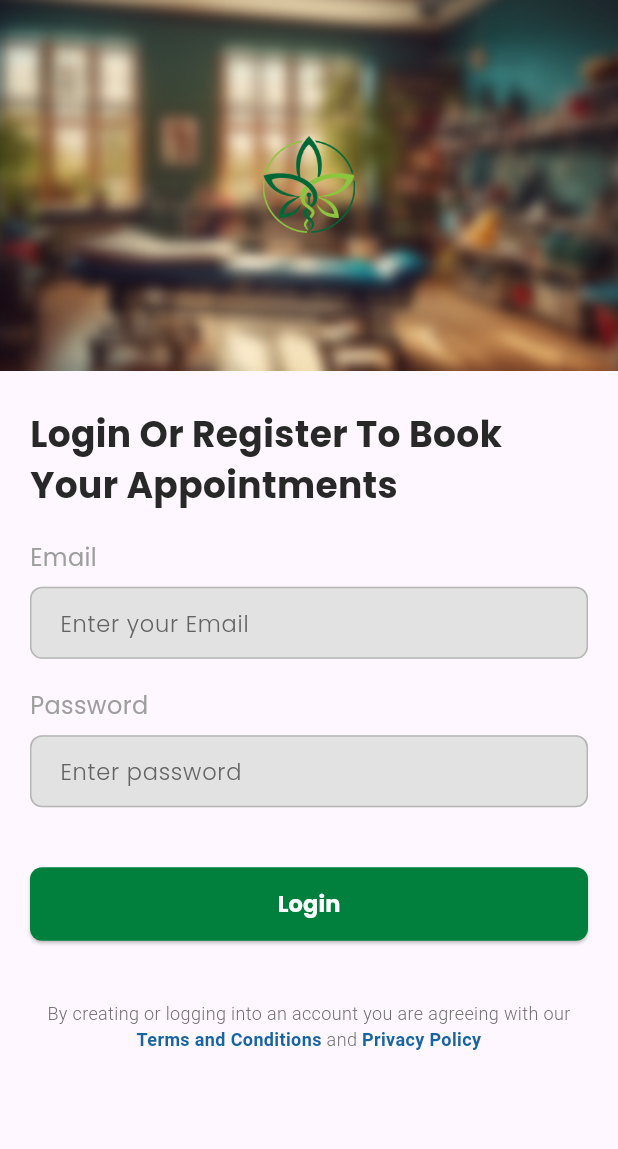
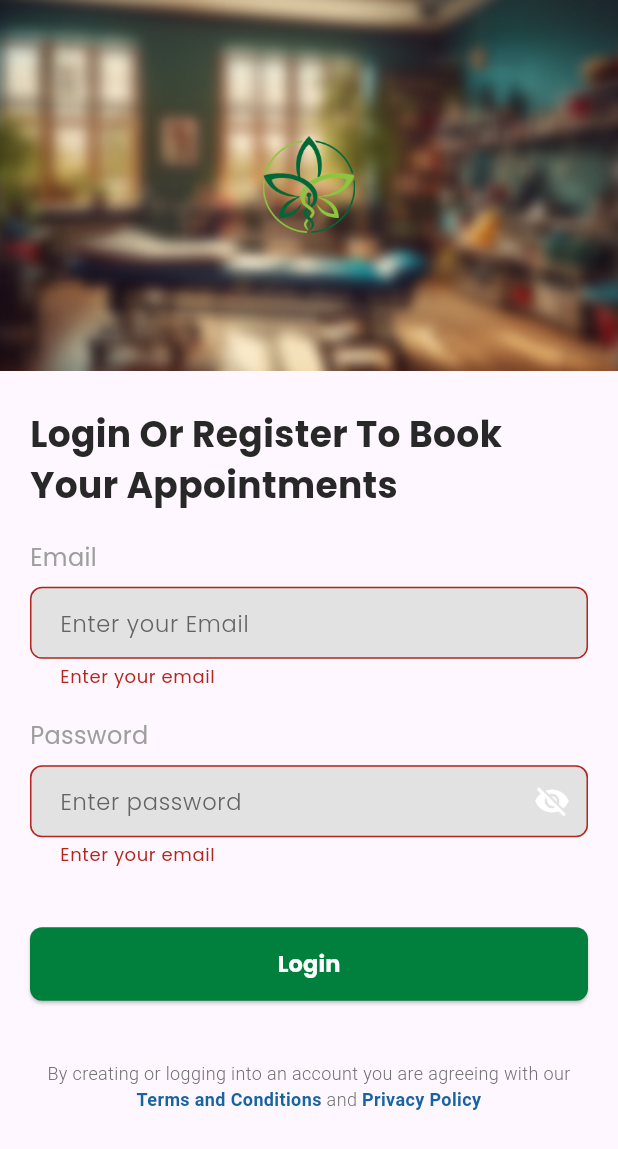
Before and after one commit to haadiyaa/noviindus_test, a Flutter app: the LoginPage screen opened directly, after a tap on "Login", on a phone screen of 412 x 824 dp. Shown: the top 1149 px of the screen. Run offline on Flutter 3.47's test engine with Material 3 defaults, Android fonts, the light colour scheme and no system bars; our stand-ins replace another_flutter_splash_screen.

Commit message:
login completed

```diff
--- a/lib/presentation/authentication/view/loginpage.dart
+++ b/lib/presentation/authentication/view/loginpage.dart
@@ -5,9 +5,15 @@ import 'package:noviindus_test/core/mytextstyles.dart';
 import 'package:noviindus_test/presentation/authentication/widgets/customtextfield.dart';
 import 'package:noviindus_test/presentation/authentication/widgets/footertext.dart';
 import 'package:noviindus_test/presentation/authentication/widgets/loginheadimagewidget.dart';
+import 'package:noviindus_test/presentation/homepage/view/homepage.dart';
+import 'package:noviindus_test/providers/authprovider.dart';
+import 'package:provider/provider.dart';
 
 class LoginPage extends StatelessWidget {
-  const LoginPage({super.key});
+  LoginPage({super.key});
+  final TextEditingController nameController = TextEditingController();
+  final TextEditingController passController = TextEditingController();
+  final _key = GlobalKey<FormState>();
 
   @override
   Widget build(BuildContext context) {
@@ -23,6 +29,8 @@ class LoginPage extends StatelessWidget {
               Padding(
                 padding:
                     const EdgeInsets.symmetric(horizontal: 20, vertical: 25),
+                child: Form(
+                  key: _key,
                   child: Column(
                     crossAxisAlignment: CrossAxisAlignment.start,
                     children: [
@@ -36,21 +44,68 @@ class LoginPage extends StatelessWidget {
                         style: MyTextStyles.inputPlaceholderStyle,
                       ),
                       const SizedBox(height: 8),
-                    const CustomTextField(hintText: 'Enter your Email'),
+                      CustomTextField(
+                        obscureText: false,
+                        validator: (p0) {
+                          if (p0 == null || p0.isEmpty) {
+                            return 'Enter your email';
+                          }
+                          return null;
+                        },
+                        hintText: 'Enter your Email',
+                        controller: nameController,
+                      ),
                       Constants.height20,
                       const Text(
                         'Password',
                         style: MyTextStyles.inputPlaceholderStyle,
                       ),
                       const SizedBox(height: 8),
-                    const CustomTextField(
+                      CustomTextField(
+                        obscureText: true,
+                        validator: (p0) {
+                          if (p0 == null || p0.isEmpty) {
+                            return 'Enter your email';
+                          }
+                          return null;
+                        },
                         hintText: 'Enter password',
+                        controller: passController,
                       ),
                       Constants.height40,
                       SizedBox(
                         width: double.infinity,
                         child: ElevatedButton(
-                        onPressed: () {},
+                          onPressed: () {
+                            if (_key.currentState!.validate()) {
+                              final authProvider = Provider.of<AuthProvider>(
+                                  context,
+                                  listen: false);
+                              authProvider
+                                  .loginUser(
+                                username: nameController.text.trim(),
+                                password: passController.text.trim(),
+                              )
+                                  .then(
+                                (value) {
+                                  if (authProvider.msg ==
+                                      'Logged in successfully') {
+                                    ScaffoldMessenger.of(context).showSnackBar(
+                                        SnackBar(
+                                            content: Text(authProvider.msg)));
+                                    Navigator.pushReplacement(
+                                        context,
+                                        MaterialPageRoute(
+                                            builder: (_) => const HomePage()));
+                                  } else {
+                                    ScaffoldMessenger.of(context).showSnackBar(
+                                        SnackBar(
+                                            content: Text(authProvider.msg)));
+                                  }
+                                },
+                              );
+                            }
+                          },
                           style: ElevatedButton.styleFrom(
                             backgroundColor: AppColors.green,
                             padding: const EdgeInsets.symmetric(vertical: 14),
@@ -69,6 +124,7 @@ class LoginPage extends StatelessWidget {
                     ],
                   ),
                 ),
+              ),
             ],
           ),
         ),
--- a/lib/presentation/authentication/widgets/customtextfield.dart
+++ b/lib/presentation/authentication/widgets/customtextfield.dart
@@ -1,20 +1,48 @@
-
 import 'package:flutter/material.dart';
 import 'package:noviindus_test/core/appcolors.dart';
 import 'package:noviindus_test/core/mytextstyles.dart';
+import 'package:noviindus_test/providers/functionsprovider.dart';
+import 'package:provider/provider.dart';
 
 class CustomTextField extends StatelessWidget {
   const CustomTextField({
     super.key,
     required this.hintText,
+    required this.controller,
+    required this.validator,
+    this.keyboardType,
+    required this.obscureText,
   });
   final String hintText;
+  final String? Function(String?)? validator;
+  final TextEditingController controller;
+  final TextInputType? keyboardType;
+  final bool obscureText;
 
   @override
   Widget build(BuildContext context) {
-    return TextFormField(
-      obscureText: true, // For password input
+    return Consumer<FunctionsProvider>(
+      builder: (context, functionsProvider, child) => TextFormField(
+        autovalidateMode: AutovalidateMode.onUserInteraction,
+        controller: controller,
+        keyboardType: keyboardType,
+        obscureText: obscureText && !functionsProvider.isPasswordvisible,
+        textInputAction: TextInputAction.next,
+        validator: validator,
         decoration: InputDecoration(
+          suffixIcon: obscureText
+              ? IconButton(
+                  onPressed: () {
+                    functionsProvider.togglePassword();
+                  },
+                  icon: Icon(
+                    functionsProvider.isPasswordvisible
+                        ? Icons.visibility
+                        : Icons.visibility_off,
+                    color: AppColors.white,
+                  ),
+                )
+              : null,
           filled: true,
           fillColor: AppColors.lightgrey,
           hintText: hintText,
@@ -38,6 +66,7 @@ class CustomTextField extends StatelessWidget {
           contentPadding:
               const EdgeInsets.symmetric(vertical: 12, horizontal: 16),
         ),
+      ),
     );
   }
 }
--- a/lib/presentation/splash/view/splashscreen.dart
+++ b/lib/presentation/splash/view/splashscreen.dart
@@ -25,7 +25,7 @@ class SplashScreen extends StatelessWidget {
         ),
         onAnimationEnd: () {
           Navigator.pushReplacement(
-              context, MaterialPageRoute(builder: (_) => const LoginPage()));
+              context, MaterialPageRoute(builder: (_) => LoginPage()));
         },
       ),
     );
--- /dev/null
+++ b/lib/providers/functionsprovider.dart
@@ -0,0 +1,9 @@
+import 'package:flutter/material.dart';
+
+class FunctionsProvider extends ChangeNotifier {
+  bool isPasswordvisible = false;
+  void togglePassword() {
+    isPasswordvisible = !isPasswordvisible;
+    notifyListeners();
+  }
+}
```
Also changed, not shown: lib/domain/repository/apirepository.dart (+18 -14 lines), lib/main.dart (+18 -5 lines), lib/presentation/homepage/view/homepage.dart (added, +12 -0 lines), lib/providers/authprovider.dart (added, +35 -0 lines). Lines whose indentation alone changed are shown as unchanged.
